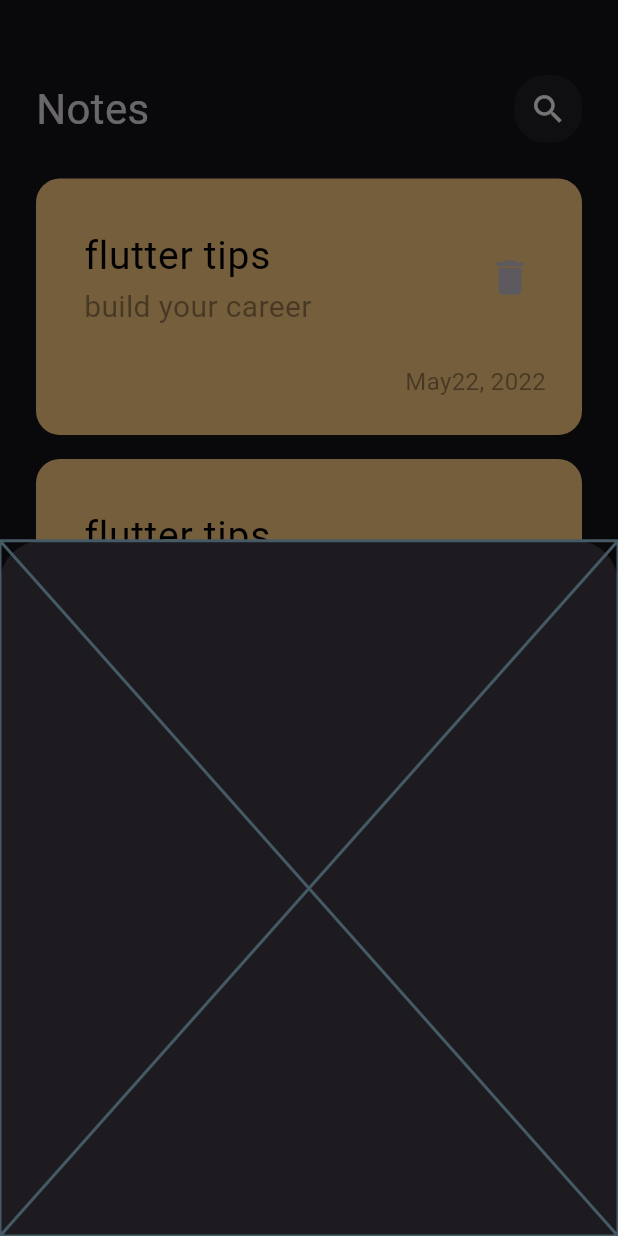
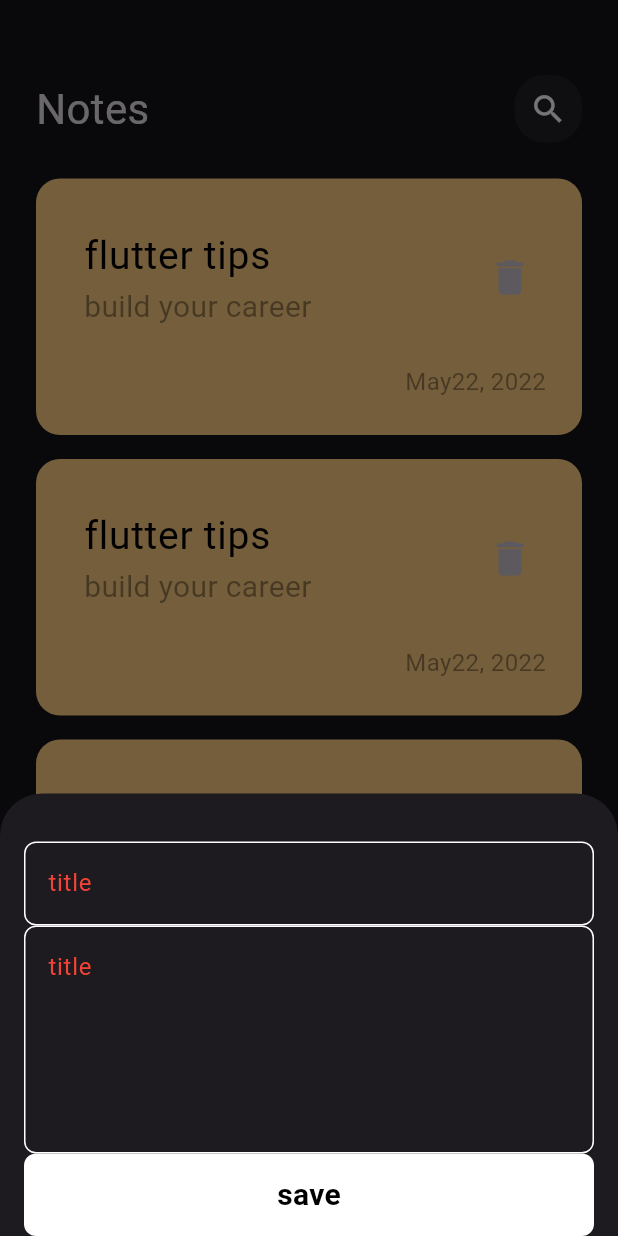
Before and after one commit to osos722/hiveRepo, a Flutter app: the screen it shows after launch, after a tap on the "add" icon, on a phone screen of 412 x 824 dp. Run offline on Flutter 3.47's test engine with Material 3 defaults, Android fonts, the phone set to English and light mode, and no system bars; Roboto replaces fonts that are missing (popins).

Commit message:
finish notes ButtomSheat

```diff
--- a/lib/widgets/addnoteButtomSheet.dart
+++ b/lib/widgets/addnoteButtomSheet.dart
@@ -1,10 +1,24 @@
 import 'package:flutter/material.dart';
+import 'package:hivetutorial/widgets/customButtom.dart';
+import 'package:hivetutorial/widgets/customTextField.dart';
 
 class Addnotebuttomsheet extends StatelessWidget {
   const Addnotebuttomsheet({super.key});
 
   @override
   Widget build(BuildContext context) {
-    return const Placeholder();
+    return const Padding(
+      padding:  EdgeInsets.symmetric(horizontal: 16),
+        child: SingleChildScrollView(
+          child: Column(
+            children: [
+              SizedBox(height: 32,),
+              CustomTextField(hintText: 'title',),
+              CustomTextField(hintText: 'Body',maxLines: 5,),
+              Custombuttom()
+            ],
+              ),
+        ),
+    );
   }
 }
--- /dev/null
+++ b/lib/widgets/customButtom.dart
@@ -0,0 +1,26 @@
+import 'package:flutter/material.dart';
+
+class Custombuttom extends StatelessWidget {
+  const Custombuttom({super.key});
+
+  @override
+  Widget build(BuildContext context) {
+    return Container(
+      width: MediaQuery.of(context).size.width,
+      height: 55,
+      decoration: BoxDecoration(
+        color: Colors.white,
+        borderRadius: BorderRadius.circular(8)
+      ),
+      child: const Center(
+        child: Text('save',
+        style: TextStyle(
+          color: Colors.black,
+          fontSize: 20,
+          fontWeight: FontWeight.bold
+        ),
+        ),
+      ),
+    );
+  }
+}
--- /dev/null
+++ b/lib/widgets/customTextField.dart
@@ -0,0 +1,33 @@
+import 'package:flutter/material.dart';
+
+class CustomTextField extends StatelessWidget {
+  const CustomTextField({super.key,required this.hintText,
+   this.maxLines=1
+  });
+  final String hintText;
+  final int maxLines;
+  @override
+  Widget build(BuildContext context) {
+    return  TextField(
+      maxLines:maxLines ,
+      decoration: InputDecoration(
+        hintText: 'title',
+        hintStyle:const TextStyle(
+          color: Colors.red
+        ),
+        border: OutlineInputBorder(
+               borderRadius:BorderRadius.circular(8),
+               borderSide:const BorderSide(
+                color: Colors.white
+               ),
+        ),
+        enabledBorder: OutlineInputBorder(
+               borderRadius:BorderRadius.circular(8),
+               borderSide:const BorderSide(
+                color: Colors.white
+               ),
+               ),
+      ),
+    );
+  }
+}
```
